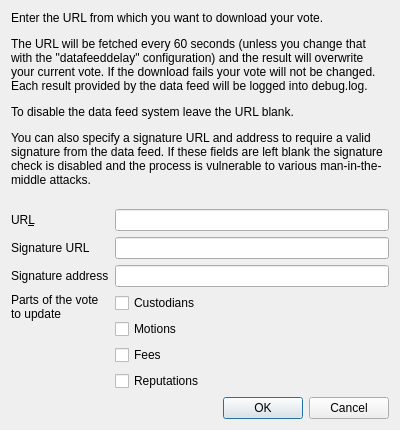
Qt form src/qt/forms/datafeeddialog.ui (CoinGame/BCEShadow) before a commit.
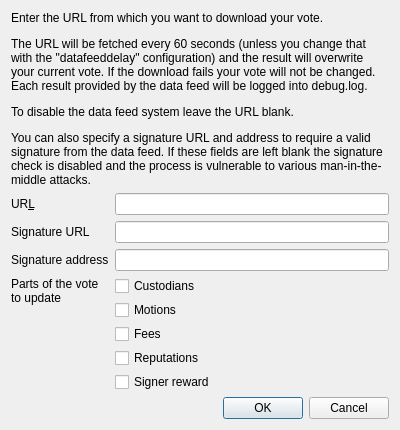
The same form after that commit.

Commit message: Reputed signer reward

What changed in the file:
```diff
--- a/src/qt/forms/datafeeddialog.ui
+++ b/src/qt/forms/datafeeddialog.ui
@@ -131,6 +131,13 @@
          </property>
         </widget>
        </item>
+       <item>
+        <widget class="QCheckBox" name="signerRewardCheckBox">
+         <property name="text">
+          <string>Signer reward</string>
+         </property>
+        </widget>
+       </item>
       </layout>
      </item>
     </layout>
```
The commit also changes 20 other files.
